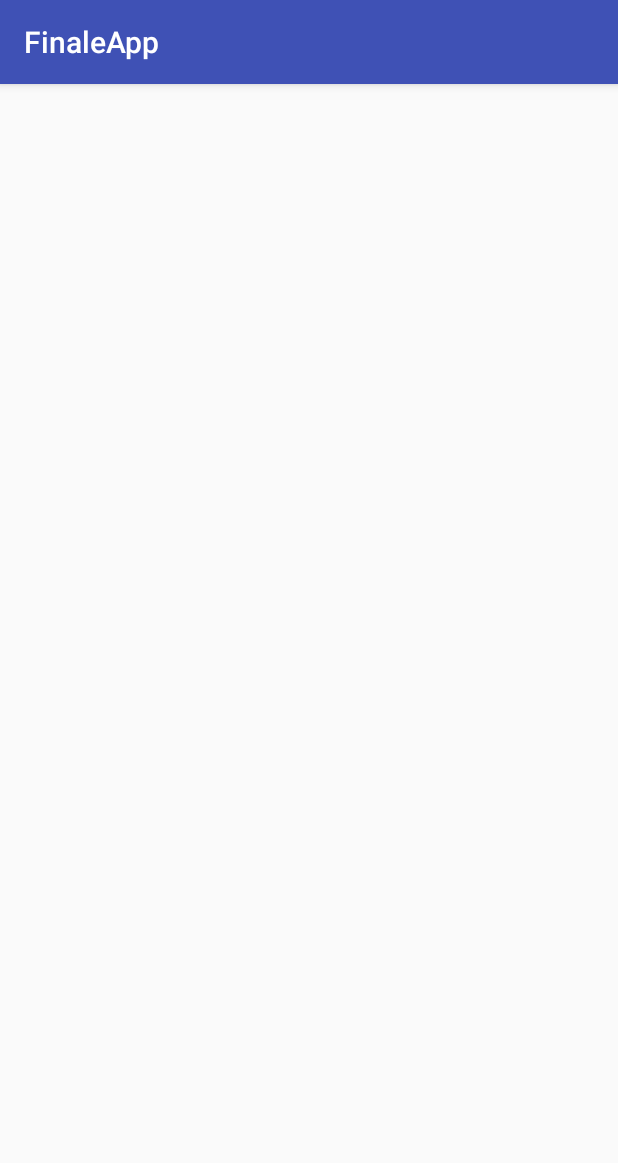
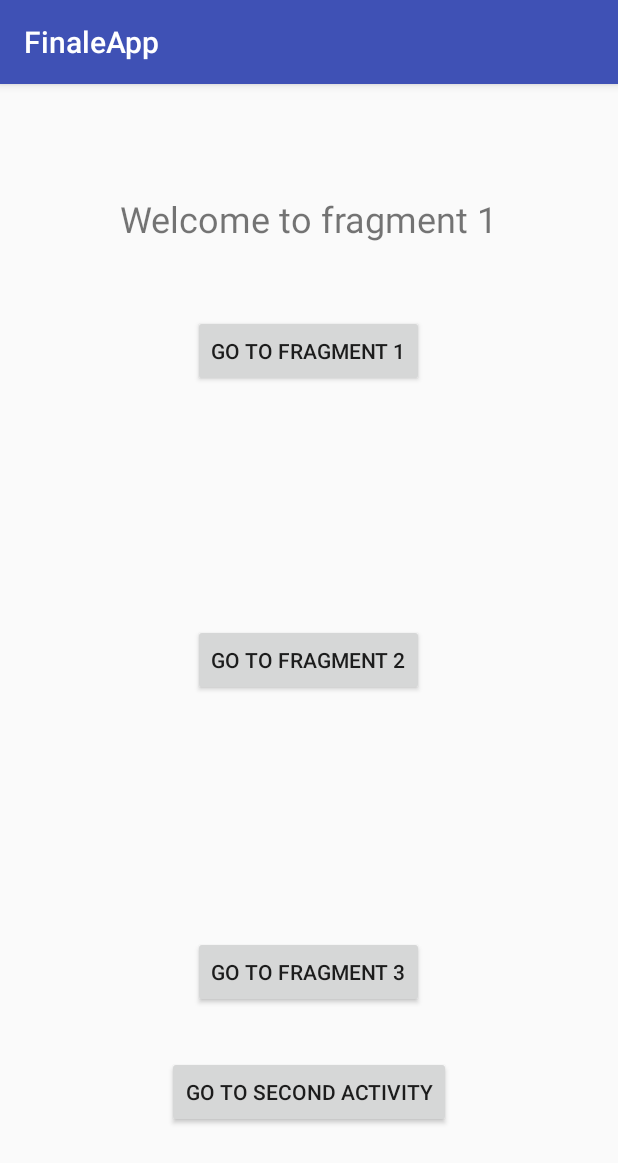
Before and after one commit to Hallur20/AndroidExamApp, an Android app: the LoggedIn screen opened directly, with no data from a screen before it, on a phone screen of 412 x 824 dp. Shown: the top 1163 px of the screen. Run offline under Robolectric (Android 15) with nearby library versions, the phone set to English and light mode, and no system bars; 2 statements that could not run were skipped.

Commit message:
Add new project with login, firebase and fragments

```diff
--- a/FinaleApp/app/src/main/AndroidManifest.xml
+++ b/FinaleApp/app/src/main/AndroidManifest.xml
@@ -16,7 +16,8 @@
                 <category android:name="android.intent.category.LAUNCHER" />
             </intent-filter>
         </activity>
-        <activity android:name=".LoggedIn"></activity>
+        <activity android:name=".SecondActivity"></activity>
+        <activity android:name=".LoggedIn" />
     </application>
 
 </manifest>
--- /dev/null
+++ b/FinaleApp/app/src/main/java/com/example/hvn15/finaleapp/Fragment1.java
@@ -0,0 +1,72 @@
+package com.example.hvn15.finaleapp;
+
+import android.content.Intent;
+import android.os.Bundle;
+import android.support.annotation.Nullable;
+import android.support.v4.app.Fragment;
+import android.util.Log;
+import android.view.LayoutInflater;
+import android.view.View;
+import android.view.ViewGroup;
+import android.widget.Button;
+import android.widget.Toast;
+
+import static android.content.ContentValues.TAG;
+
+public class Fragment1 extends Fragment {
+
+    private static final String Tag = "Fragment1";
+
+    private Button btnNavFrag1;
+    private Button btnNavFrag2;
+    private Button btnNavFrag3;
+    private Button btnNavSecondActivity;
+
+    @Nullable
+    @Override
+    public View onCreateView(LayoutInflater inflater, @Nullable ViewGroup container, @Nullable Bundle savedInstanceState) {
+        View view = inflater.inflate(R.layout.fragment1_layout, container, false);
+
+     btnNavFrag1 = (Button) view.findViewById(R.id.btnNavFrag1);
+        btnNavFrag2 = (Button) view.findViewById(R.id.btnNavFrag2);
+        btnNavFrag3 = (Button) view.findViewById(R.id.btnNavFrag3);
+        btnNavSecondActivity = (Button) view.findViewById(R.id.btnNavSecondActivity);
+        Log.d(TAG, "onCreateView: Started");
+        btnNavFrag1.setOnClickListener(new View.OnClickListener() {
+            @Override
+            public void onClick(View view) {
+                Toast.makeText(getActivity(), "Going to Fragment 1", Toast.LENGTH_SHORT).show();
+                //Navigate to fragment method called
+                // ((LoggedIn)getActivity()).hej.toString() Good solution to retrieve a string from another fragment.
+
+
+                ((LoggedIn)getActivity()).setViewPager(0);
+            }
+        });
+        btnNavFrag2.setOnClickListener(new View.OnClickListener() {
+            @Override
+            public void onClick(View view) {
+                Toast.makeText(getActivity(), "Going to Fragment 2", Toast.LENGTH_SHORT).show();
+                //Navigate to fragment method called
+                ((LoggedIn)getActivity()).setViewPager(1);
+            }
+        });
+        btnNavFrag3.setOnClickListener(new View.OnClickListener() {
+            @Override
+            public void onClick(View view) {
+                Toast.makeText(getActivity(), "Going to Fragment 3", Toast.LENGTH_SHORT).show();
+                //Navigate to fragment method called
+                ((LoggedIn)getActivity()).setViewPager(2);
+            }
+        });
+        btnNavSecondActivity.setOnClickListener(new View.OnClickListener() {
+            @Override
+            public void onClick(View view) {
+                Toast.makeText(getActivity(), "Going to Second Activity", Toast.LENGTH_SHORT).show();
+                Intent intent = new Intent(getActivity(), SecondActivity.class);
+                startActivity(intent);
+            }
+        });
+        return view;
+    }
+}
--- /dev/null
+++ b/FinaleApp/app/src/main/java/com/example/hvn15/finaleapp/Fragment2.java
@@ -0,0 +1,68 @@
+package com.example.hvn15.finaleapp;
+
+import android.content.Intent;
+import android.os.Bundle;
+import android.support.annotation.Nullable;
+import android.support.v4.app.Fragment;
+import android.util.Log;
+import android.view.LayoutInflater;
+import android.view.View;
+import android.view.ViewGroup;
+import android.widget.Button;
+import android.widget.Toast;
+
+import static android.content.ContentValues.TAG;
+
+public class Fragment2 extends Fragment {
+
+    private static final String Tag = "Fragment1";
+
+    private Button btnNavFrag1;
+    private Button btnNavFrag2;
+    private Button btnNavFrag3;
+    private Button btnNavSecondActivity;
+
+    @Nullable
+    @Override
+    public View onCreateView(LayoutInflater inflater, @Nullable ViewGroup container, @Nullable Bundle savedInstanceState) {
+        View view = inflater.inflate(R.layout.fragment2_layout, container, false);
+     btnNavFrag1 = (Button) view.findViewById(R.id.btnNavFrag1);
+        btnNavFrag2 = (Button) view.findViewById(R.id.btnNavFrag2);
+        btnNavFrag3 = (Button) view.findViewById(R.id.btnNavFrag3);
+        btnNavSecondActivity = (Button) view.findViewById(R.id.btnNavSecondActivity);
+        Log.d(TAG, "onCreateView: Started");
+        btnNavFrag1.setOnClickListener(new View.OnClickListener() {
+            @Override
+            public void onClick(View view) {
+                Toast.makeText(getActivity(), "Going to Fragment 1", Toast.LENGTH_SHORT).show();
+                //Navigate to fragment method called
+                ((LoggedIn)getActivity()).setViewPager(0);
+            }
+        });
+        btnNavFrag2.setOnClickListener(new View.OnClickListener() {
+            @Override
+            public void onClick(View view) {
+                Toast.makeText(getActivity(), "Going to Fragment 2", Toast.LENGTH_SHORT).show();
+                //Navigate to fragment method called
+                ((LoggedIn)getActivity()).setViewPager(1);
+            }
+        });
+        btnNavFrag3.setOnClickListener(new View.OnClickListener() {
+            @Override
+            public void onClick(View view) {
+                Toast.makeText(getActivity(), "Going to Fragment 3", Toast.LENGTH_SHORT).show();
+                //Navigate to fragment method called
+                ((LoggedIn)getActivity()).setViewPager(2);
+            }
+        });
+        btnNavSecondActivity.setOnClickListener(new View.OnClickListener() {
+            @Override
+            public void onClick(View view) {
+                Toast.makeText(getActivity(), "Going to Second Activity", Toast.LENGTH_SHORT).show();
+                Intent intent = new Intent(getActivity(), SecondActivity.class);
+                startActivity(intent);
+            }
+        });
+        return view;
+    }
+}
--- a/FinaleApp/app/src/main/java/com/example/hvn15/finaleapp/LoggedIn.java
+++ b/FinaleApp/app/src/main/java/com/example/hvn15/finaleapp/LoggedIn.java
@@ -1,13 +1,47 @@
 package com.example.hvn15.finaleapp;
 
+import android.support.v4.view.ViewPager;
 import android.support.v7.app.AppCompatActivity;
 import android.os.Bundle;
+import android.util.Log;
 
-public class LoggedIn extends AppCompatActivity {
+public class
+LoggedIn extends AppCompatActivity {
+
+    private static final String TAG = "LoggedIn";
+    private SectionsStatePagerAdapter mSectionsStatePagerAdapter;
+    private ViewPager mViewPager;
+    public String hej;
+
 
     @Override
     protected void onCreate(Bundle savedInstanceState) {
         super.onCreate(savedInstanceState);
         setContentView(R.layout.activity_logged_in);
+        Log.d(TAG, "onCreate: Started.");
+        Bundle extras = getIntent().getExtras();
+        hej = extras.getString("hello");
+        Log.d(TAG, hej.toString());
+
+
+        mSectionsStatePagerAdapter = new SectionsStatePagerAdapter(getSupportFragmentManager());
+
+        mViewPager = (ViewPager) findViewById(R.id.container);
+        //Setup the pager
+        setupViewPager(mViewPager);
+
+
     }
+    private void setupViewPager(ViewPager viewPager){
+        SectionsStatePagerAdapter adapter = new SectionsStatePagerAdapter(getSupportFragmentManager());
+        adapter.addFragment(new Fragment1(), "Fragment1");
+        adapter.addFragment(new Fragment2(), "Fragment2");
+        adapter.addFragment(new Fragment3(), "Fragment3");
+        viewPager.setAdapter(adapter);
+    }
+
+    public void setViewPager (int fragmentNumber){
+        mViewPager.setCurrentItem(fragmentNumber);
+    }
+
 }
--- /dev/null
+++ b/FinaleApp/app/src/main/java/com/example/hvn15/finaleapp/SectionsStatePagerAdapter.java
@@ -0,0 +1,32 @@
+package com.example.hvn15.finaleapp;
+
+import android.support.v4.app.Fragment;
+import android.support.v4.app.FragmentManager;
+import android.support.v4.app.FragmentStatePagerAdapter;
+
+import java.util.ArrayList;
+import java.util.List;
+
+public class SectionsStatePagerAdapter extends FragmentStatePagerAdapter {
+
+    private final List<Fragment> mfragmentList = new ArrayList<>();
+    private final List<String> mfragmentTitleList = new ArrayList<>();
+
+    public SectionsStatePagerAdapter(FragmentManager fm) {
+        super(fm);
+    }
+    public void addFragment(Fragment fragment, String title){
+        mfragmentList.add(fragment);
+        mfragmentTitleList.add(title);
+    }
+
+    @Override
+    public Fragment getItem(int position) {
+        return mfragmentList.get(position);
+    }
+
+    @Override
+    public int getCount() {
+        return mfragmentList.size();
+    }
+}
--- a/FinaleApp/app/src/main/res/layout/activity_logged_in.xml
+++ b/FinaleApp/app/src/main/res/layout/activity_logged_in.xml
@@ -6,4 +6,11 @@
     android:layout_height="match_parent"
     tools:context="com.example.hvn15.finaleapp.LoggedIn">
 
+    <android.support.v4.view.ViewPager
+        android:layout_width="match_parent"
+        android:layout_height="match_parent"
+        android:id="@+id/container">
+
+    </android.support.v4.view.ViewPager>
+
 </android.support.constraint.ConstraintLayout>
--- /dev/null
+++ b/FinaleApp/app/src/main/res/layout/fragment1_layout.xml
@@ -0,0 +1,49 @@
+<?xml version="1.0" encoding="utf-8"?>
+<RelativeLayout xmlns:android="http://schemas.android.com/apk/res/android"
+    android:orientation="vertical" android:layout_width="match_parent"
+    android:layout_height="match_parent">
+
+    <TextView
+        android:id="@+id/textTitle"
+        android:layout_width="wrap_content"
+        android:layout_height="wrap_content"
+        android:layout_alignParentTop="true"
+        android:layout_centerHorizontal="true"
+        android:layout_marginTop="73dp"
+        android:text="Welcome to fragment 1"
+        android:textSize="24sp" />
+
+    <Button
+        android:id="@+id/btnNavFrag1"
+        android:layout_width="wrap_content"
+        android:layout_height="wrap_content"
+        android:layout_alignParentTop="true"
+        android:layout_centerHorizontal="true"
+        android:layout_marginTop="154dp"
+        android:text="Go to fragment 1" />
+
+    <Button
+        android:id="@+id/btnNavFrag2"
+        android:layout_width="wrap_content"
+        android:layout_height="wrap_content"
+        android:layout_centerInParent="true"
+        android:text="Go to fragment 2" />
+
+    <Button
+        android:id="@+id/btnNavFrag3"
+        android:layout_width="wrap_content"
+        android:layout_height="wrap_content"
+        android:layout_alignParentBottom="true"
+        android:layout_centerHorizontal="true"
+        android:layout_marginBottom="152dp"
+        android:text="Go to fragment 3" />
+
+    <Button
+        android:id="@+id/btnNavSecondActivity"
+        android:layout_width="wrap_content"
+        android:layout_height="wrap_content"
+        android:layout_alignParentBottom="true"
+        android:layout_centerHorizontal="true"
+        android:layout_marginBottom="72dp"
+        android:text="Go to second Activity" />
+</RelativeLayout>
--- a/FinaleApp/build.gradle
+++ b/FinaleApp/build.gradle
@@ -7,7 +7,7 @@ buildscript {
         jcenter()
     }
     dependencies {
-        classpath 'com.android.tools.build:gradle:3.0.1'
+        classpath 'com.android.tools.build:gradle:3.1.0'
 
 
         // NOTE: Do not place your application dependencies here; they belong
```
Also changed, not shown: FinaleApp/app/src/main/java/com/example/hvn15/finaleapp/Fragment3.java (added, +68 -0 lines), FinaleApp/app/src/main/java/com/example/hvn15/finaleapp/MainActivity.java (+30 -5 lines), FinaleApp/app/src/main/java/com/example/hvn15/finaleapp/Person.java (added, +46 -0 lines), FinaleApp/app/src/main/java/com/example/hvn15/finaleapp/SecondActivity.java (added, +19 -0 lines), FinaleApp/app/src/main/res/layout/fragment2_layout.xml (added, +49 -0 lines), FinaleApp/app/src/main/res/layout/fragment3_layout.xml (added, +49 -0 lines), FinaleApp/app/src/main/res/layout/second_activity_layout.xml (added, +15 -0 lines), FinaleApp/app/build.gradle (line endings or trailing spaces), FinaleApp/gradle/wrapper/gradle-wrapper.properties.
